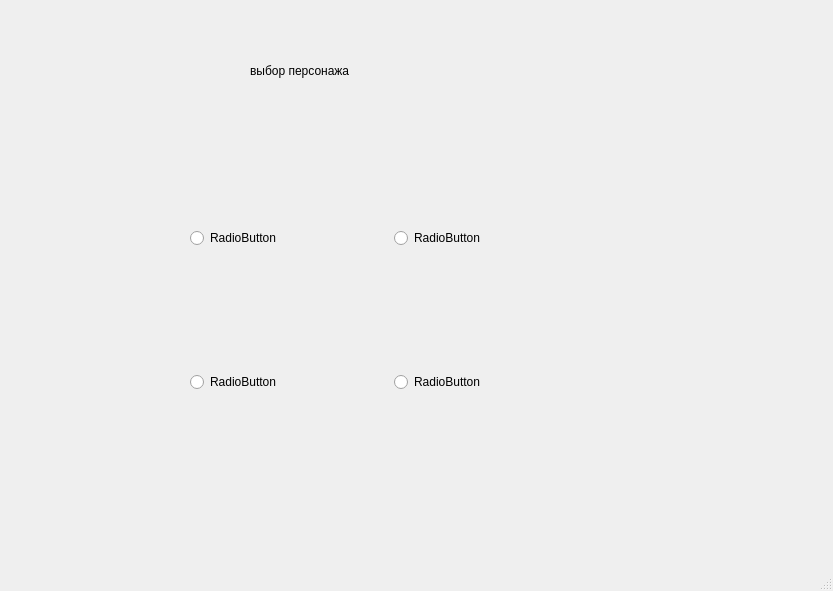
This is chose_hero.ui in TemchikCO/Politopia as Qt 5 draws it before an edit. The edited form follows.
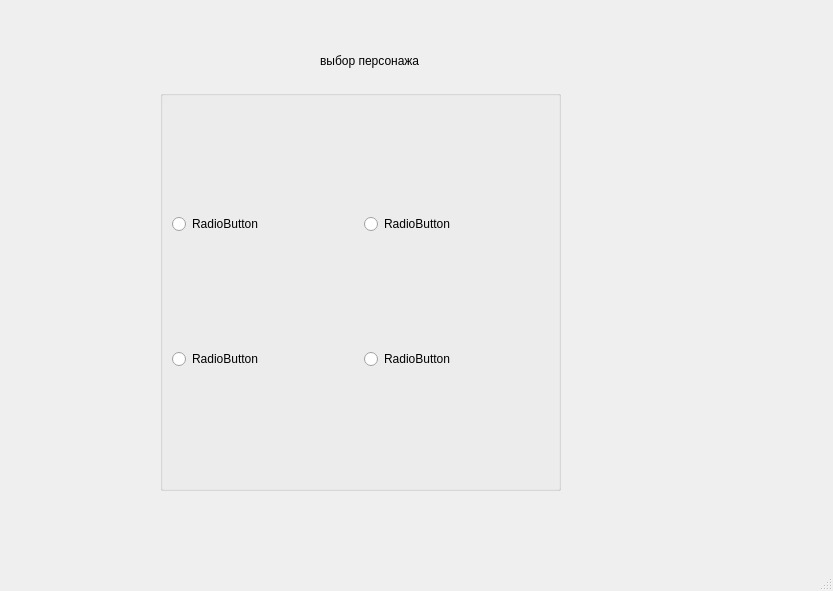
This is the edited form.

Patch:
```diff
--- a/chose_hero.ui
+++ b/chose_hero.ui
@@ -14,11 +14,11 @@
    <string>MainWindow</string>
   </property>
   <widget class="QWidget" name="centralwidget">
-   <widget class="QWidget" name="gridLayoutWidget">
+   <widget class="QGroupBox" name="gridGroupBox">
     <property name="geometry">
      <rect>
-      <x>190</x>
-      <y>110</y>
+      <x>160</x>
+      <y>90</y>
       <width>401</width>
       <height>401</height>
      </rect>
@@ -57,8 +57,8 @@
    <widget class="QLabel" name="label">
     <property name="geometry">
      <rect>
-      <x>250</x>
-      <y>50</y>
+      <x>320</x>
+      <y>40</y>
       <width>231</width>
       <height>41</height>
      </rect>
```
